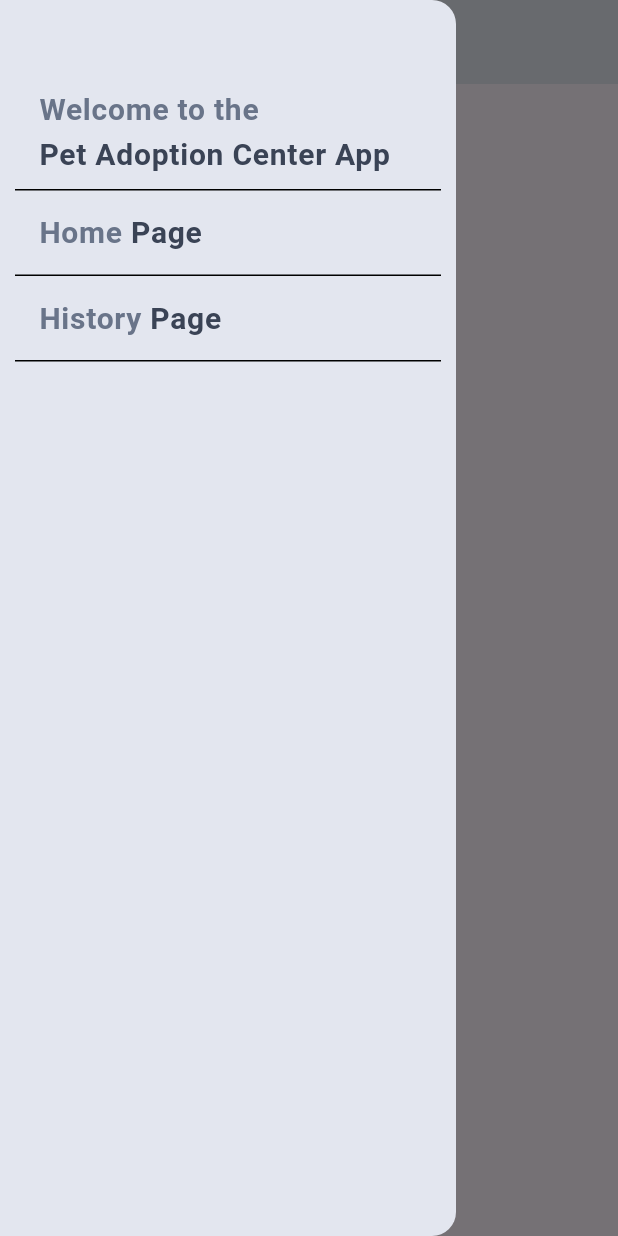
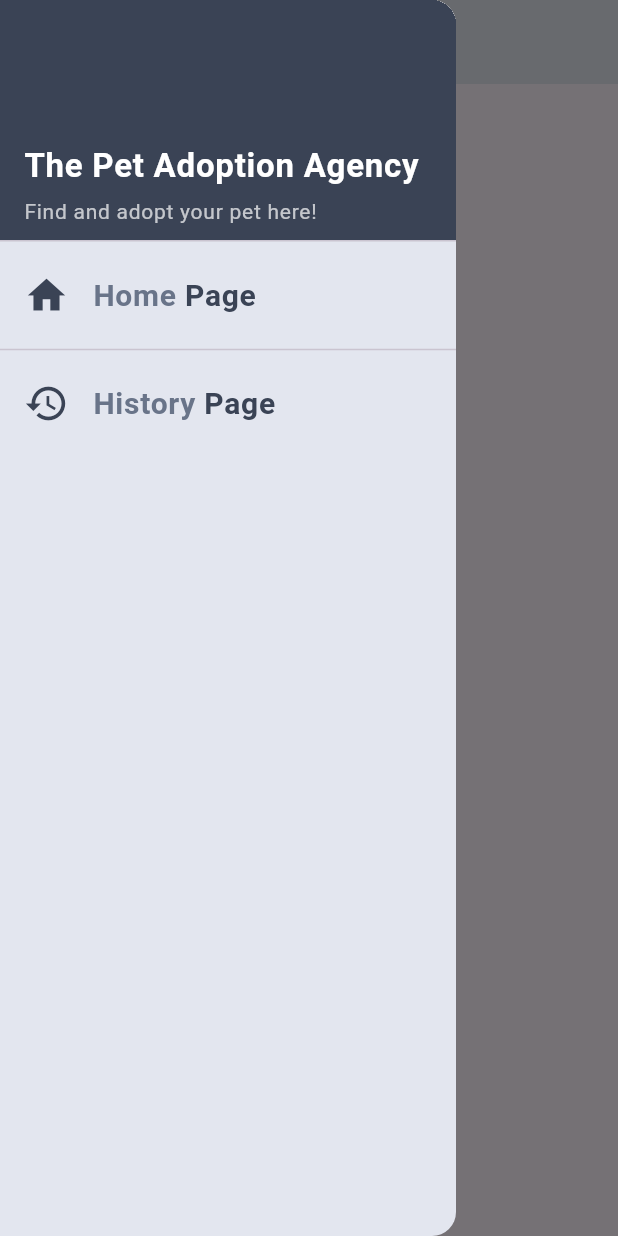
Before and after one commit to aunshpatel/pet-adoption-agency, a Flutter app: the HistoryPage screen opened by its route, after a tap on the "menu" icon, on a phone screen of 412 x 824 dp. Run offline on Flutter 3.47's test engine with Material 3 defaults, Android fonts, the light colour scheme and no system bars; our stand-ins replace confetti, equatable, flutter_bloc, photo_view, shared_preferences; accounts and stored records are empty.

Commit message:
UI update

```diff
--- a/lib/screens/history_page.dart
+++ b/lib/screens/history_page.dart
@@ -17,7 +17,6 @@ class _HistoryPageState extends State<HistoryPage> {
   @override
   void initState() {
     super.initState();
-    // Dispatch the event to load pets and filter for adopted ones
     context.read<PetBloc>().add(LoadPets());
   }
 
@@ -60,7 +59,9 @@ class _HistoryPageState extends State<HistoryPage> {
                         itemCount: adoptedPets.length,
                         itemBuilder: (context, index) {
                           final pet = adoptedPets[index];
-                          return Padding(
+                          return Card(
+                            elevation: 6,
+                            child:Padding(
                               padding: EdgeInsets.fromLTRB(0, 10, 0, 10),
                               child: ListTile(
                                 title: Text(pet.name, style: const TextStyle(fontWeight: FontWeight.bold)),
@@ -78,13 +79,14 @@ class _HistoryPageState extends State<HistoryPage> {
                                     child: Image.asset(pet.image, width: 80, height: 90, fit: BoxFit.cover),
                                   ),
                                 ),
-                              trailing: const Text('Adopted', style: TextStyle(fontWeight: FontWeight.w500)),
+                                trailing: const Text('Adopted', style: TextStyle(fontSize:16, fontWeight: FontWeight.w500)),
                                 onTap: () {
                                   Navigator.push(
                                     context,
                                     createCustomRoute(DetailsPage(pet: pet)),
                                   );
                                 },
+                              ),
                             ),
                           );
                         },
--- a/lib/screens/home_page.dart
+++ b/lib/screens/home_page.dart
@@ -52,7 +52,10 @@ class _HomePageState extends State<HomePage> {
                 context.read<PetBloc>().add(SearchPets(query: value));
               },
               decoration: const InputDecoration(
-                hintText: 'Search by name',
+                hintText: 'Search the name',
+                prefixIcon: Icon(Icons.search_rounded),
+                border: OutlineInputBorder(),
+                focusColor: kDarkTitleColor,
               ),
             ),
             const SizedBox(height: 16.0),
@@ -66,7 +69,11 @@ class _HomePageState extends State<HomePage> {
                       itemCount: state.pets.length,
                       itemBuilder: (context, index) {
                         final pet = state.pets[index];
-                        return Padding(
+                        return Card(
+                          elevation: 4,
+                          shape: RoundedRectangleBorder(borderRadius: BorderRadius.circular(16)),
+                          clipBehavior: Clip.antiAlias,
+                          child: Padding(
                             padding: EdgeInsets.fromLTRB(0, 10, 0, 10),
                             child: ListTile(
                               title: Text(pet.name, style:TextStyle(fontWeight: FontWeight.bold,),),
@@ -84,13 +91,14 @@ class _HomePageState extends State<HomePage> {
                                     child: Image.asset(pet.image,width: 80,height: 90,fit: BoxFit.cover,),
                                   )
                               ),
-                            trailing: pet.isAdopted ? const Text('Adopted', style:TextStyle(fontWeight: FontWeight.w500,)) : null,
+                              trailing: pet.isAdopted ? const Text('Adopted', style:TextStyle(fontSize:16,fontWeight: FontWeight.w500,)) : null,
                               onTap: () {
                                 Navigator.push(
                                   context,
                                   createCustomRoute(DetailsPage(pet: pet)),
                                 );
                               },
+                            ),
                           ),
                         );
                       },
--- a/lib/widgets/side_drawer.dart
+++ b/lib/widgets/side_drawer.dart
@@ -15,41 +15,33 @@ class _SideDrawerState extends State<SideDrawer> {
       backgroundColor: kBackgroundColor,
       elevation: 20,
       child: Padding(
-        padding: const EdgeInsets.all(10.0),
+        padding: const EdgeInsets.all(0),
         child: ListView(
           children: [
             //Home Screen
-            SizedBox(
-              height: 40,
+            DrawerHeader(
+              decoration: BoxDecoration(
+                color: kDarkTitleColor,
               ),
-            Container(
-              decoration: const BoxDecoration(
-                border: Border(
-                  bottom: BorderSide(
-                    color: kBlackColor,
-                  )
-                )
+              child: Column(
+                crossAxisAlignment: CrossAxisAlignment.start,
+                mainAxisAlignment: MainAxisAlignment.end,
+                children: [
+                  Text(
+                    "The Pet Adoption Agency",
+                    style: TextStyle(fontSize: 22, color: Colors.white, fontWeight: FontWeight.bold),
                   ),
-              child: ListTile(
-                title: const Wrap(
-                  children: [
-                    Text('Welcome to the ', style:kSideMenuLightTextStyle),
-                    Text('Pet Adoption Center App', style:kSideMenuDarkTextStyle,),
+                  SizedBox(height: 4),
+                  Text(
+                    "Find and adopt your pet here!",
+                    style: TextStyle(fontSize: 14, color: Colors.white70),
+                  ),
                 ],
               ),
             ),
-            ),
-            //Home Screen
-            Container(
-              decoration: const BoxDecoration(
-                border: Border(
-                  bottom: BorderSide(
-                    color: kBlackColor,
-                  )
-                )
-              ),
-              child: ListTile(
-                title: const Wrap(
+            ListTile(
+              leading: Icon(Icons.home, color: kDarkTitleColor, size: 30,),
+              title:  const Wrap(
                 children: [
                   Text('Home ', style:kSideMenuLightTextStyle),
                   Text('Page', style:kSideMenuDarkTextStyle,),
@@ -59,17 +51,9 @@ class _SideDrawerState extends State<SideDrawer> {
                 Navigator.pushNamed(context, '/home_page');
               },
             ),
-            ),
-            //All Listings
-            Container(
-              decoration: const BoxDecoration(
-                  border: Border(
-                      bottom: BorderSide(
-                        color: kBlackColor,
-                      )
-                  )
-              ),
-              child: ListTile(
+            Divider(),
+            ListTile(
+              leading: Icon(Icons.history, color: kDarkTitleColor, size:30,),
               title: const Wrap(
                 children: [
                   Text('History ', style:kSideMenuLightTextStyle),
@@ -80,7 +64,6 @@ class _SideDrawerState extends State<SideDrawer> {
                 Navigator.pushNamed(context, '/history_page');
               },
             ),
-            ),
           ],
         ),
       )
```
Lines whose indentation alone changed are shown as unchanged.
